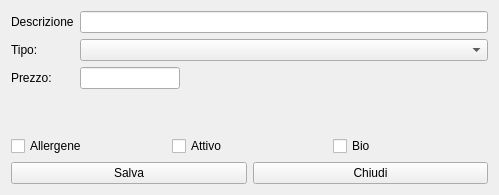
The window that hmodproduct.ui (fblabs/hamlet-mod-sancon) describes before a commit, drawn with Qt 5.
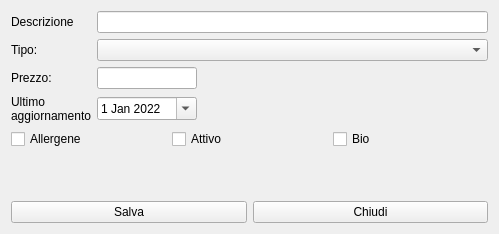
The same window after the commit. Icons and pictures are not drawn.

What changed in the file:
```diff
--- a/hmodproduct.ui
+++ b/hmodproduct.ui
@@ -10,7 +10,7 @@
     <x>0</x>
     <y>0</y>
     <width>499</width>
-    <height>195</height>
+    <height>234</height>
    </rect>
   </property>
   <property name="windowTitle">
@@ -22,7 +22,14 @@
   </property>
   <layout class="QVBoxLayout" name="verticalLayout">
    <item>
-    <layout class="QFormLayout" name="formLayout">
+    <layout class="QGridLayout" name="gridLayout">
+     <item row="5" column="0">
+      <widget class="QLabel" name="label_4">
+       <property name="text">
+        <string>&lt;html&gt;&lt;head/&gt;&lt;body&gt;&lt;p&gt;Ultimo &lt;br&gt;aggiornamento&lt;/p&gt;&lt;/body&gt;&lt;/html&gt;</string>
+       </property>
+      </widget>
+     </item>
      <item row="0" column="0">
       <widget class="QLabel" name="label">
        <property name="minimumSize">
@@ -36,9 +43,6 @@
        </property>
       </widget>
      </item>
-     <item row="0" column="1">
-      <widget class="QLineEdit" name="leDescription"/>
-     </item>
      <item row="1" column="0">
       <widget class="QLabel" name="label_2">
        <property name="maximumSize">
@@ -52,10 +56,17 @@
        </property>
       </widget>
      </item>
-     <item row="1" column="1">
-      <widget class="QComboBox" name="cbType"/>
+     <item row="4" column="1">
+      <widget class="QLineEdit" name="lePrice">
+       <property name="maximumSize">
+        <size>
+         <width>100</width>
+         <height>16777215</height>
+        </size>
+       </property>
+      </widget>
      </item>
-     <item row="2" column="0">
+     <item row="4" column="0">
       <widget class="QLabel" name="label_3">
        <property name="maximumSize">
         <size>
@@ -68,16 +79,47 @@
        </property>
       </widget>
      </item>
-     <item row="2" column="1">
-      <widget class="QLineEdit" name="lePrice">
+     <item row="1" column="1">
+      <widget class="QComboBox" name="cbType"/>
+     </item>
+     <item row="5" column="1">
+      <widget class="QDateEdit" name="deLastUpdate">
        <property name="maximumSize">
         <size>
          <width>100</width>
          <height>16777215</height>
         </size>
        </property>
+       <property name="buttonSymbols">
+        <enum>QAbstractSpinBox::NoButtons</enum>
+       </property>
+       <property name="specialValueText">
+        <string>---</string>
+       </property>
+       <property name="accelerated">
+        <bool>true</bool>
+       </property>
+       <property name="keyboardTracking">
+        <bool>false</bool>
+       </property>
+       <property name="dateTime">
+        <datetime>
+         <hour>0</hour>
+         <minute>0</minute>
+         <second>0</second>
+         <year>2022</year>
+         <month>1</month>
+         <day>1</day>
+        </datetime>
+       </property>
+       <property name="calendarPopup">
+        <bool>true</bool>
+       </property>
       </widget>
      </item>
+     <item row="0" column="1">
+      <widget class="QLineEdit" name="leDescription"/>
+     </item>
     </layout>
    </item>
    <item>
@@ -105,6 +147,19 @@
      </item>
     </layout>
    </item>
+   <item>
+    <spacer name="verticalSpacer">
+     <property name="orientation">
+      <enum>Qt::Vertical</enum>
+     </property>
+     <property name="sizeHint" stdset="0">
+      <size>
+       <width>20</width>
+       <height>40</height>
+      </size>
+     </property>
+    </spacer>
+   </item>
    <item>
     <layout class="QHBoxLayout" name="horizontalLayout_3">
      <item>
```
